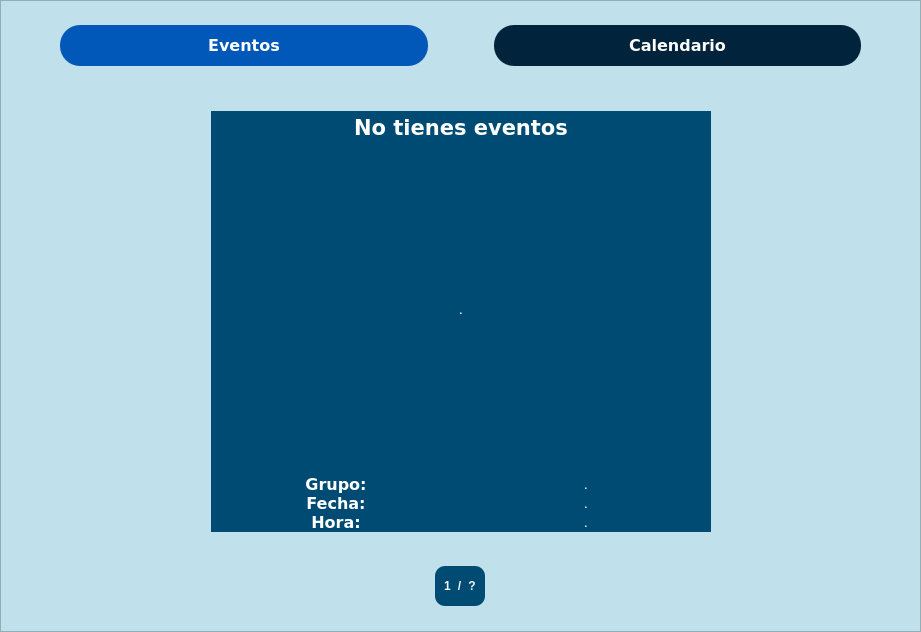
This is src/resources/interface/Ventana_Eventos_1.ui in Yosoyepa/MyUnApp as Qt 5 draws it before an edit. The edited form follows.
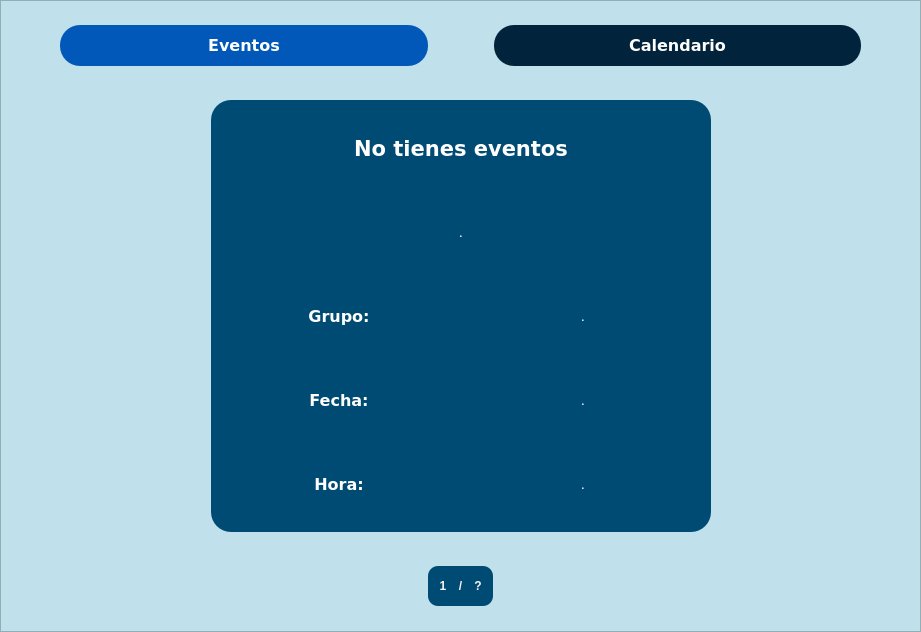
This is the edited form. Icons and pictures are not drawn.

```diff
--- a/src/resources/interface/Ventana_Eventos_1.ui
+++ b/src/resources/interface/Ventana_Eventos_1.ui
@@ -263,9 +263,6 @@
                 <enum>QFrame::Raised</enum>
                </property>
                <layout class="QHBoxLayout" name="horizontalLayout_2">
-                <property name="topMargin">
-                 <number>20</number>
-                </property>
                 <item>
                  <layout class="QVBoxLayout" name="verticalLayout_6">
                   <property name="sizeConstraint">
@@ -367,22 +364,7 @@
                   <property name="frameShadow">
                    <enum>QFrame::Raised</enum>
                   </property>
-                  <layout class="QVBoxLayout" name="verticalLayout_5" stretch="1,10">
-                   <property name="spacing">
-                    <number>0</number>
-                   </property>
-                   <property name="leftMargin">
-                    <number>0</number>
-                   </property>
-                   <property name="topMargin">
-                    <number>0</number>
-                   </property>
-                   <property name="rightMargin">
-                    <number>0</number>
-                   </property>
-                   <property name="bottomMargin">
-                    <number>0</number>
-                   </property>
+                  <layout class="QVBoxLayout" name="verticalLayout_5">
                    <item>
                     <widget class="QLabel" name="labelTitulo">
                      <property name="font">
@@ -704,7 +686,7 @@
                  <widget class="QFrame" name="frame_3">
                   <property name="maximumSize">
                    <size>
-                    <width>50</width>
+                    <width>65</width>
                     <height>40</height>
                    </size>
                   </property>
```
